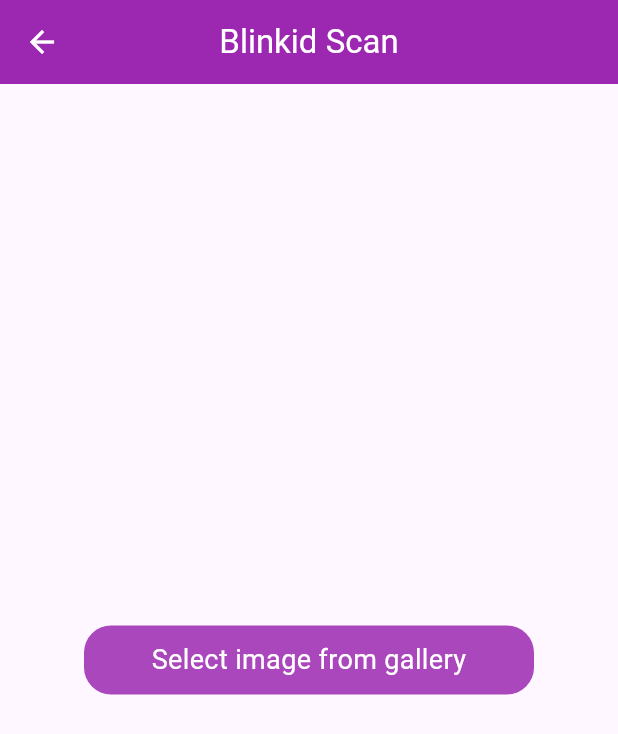
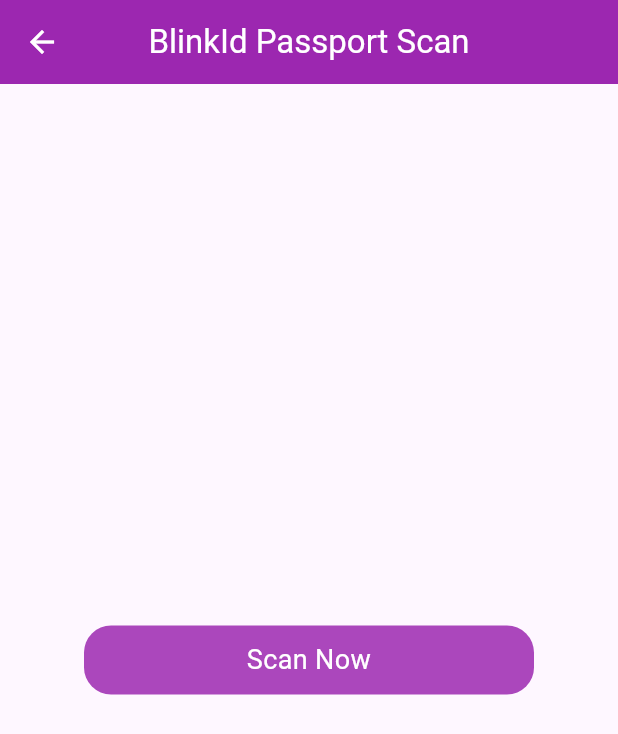
Before and after one commit to harispathan03/mrz-scanning, a Flutter app: the BlinkidPage screen opened directly, on a phone screen of 412 x 824 dp. Shown: the top 734 px of the screen. Run offline on Flutter 3.47's test engine with Material 3 defaults, Android fonts, the phone set to English and light mode, and no system bars; missing offline and left inert: blinkid_flutter.

Commit message:
Improved UI of blinkid passport scan page

```diff
--- a/lib/pages/blinkid_page.dart
+++ b/lib/pages/blinkid_page.dart
@@ -1,10 +1,24 @@
 import 'package:flutter/material.dart';
 import 'package:mrz/view_model/blinkid_viewmodel.dart';
+import 'package:mrz/widget/custom_detail_row.dart';
 import 'package:mrz/widget/custom_home_button.dart';
 import 'package:provider/provider.dart';
 
-class BlinkidPage extends StatelessWidget {
+class BlinkidPage extends StatefulWidget {
   const BlinkidPage({super.key});
+
+  @override
+  State<BlinkidPage> createState() => _BlinkidPageState();
+}
+
+class _BlinkidPageState extends State<BlinkidPage> {
+  late BlinkidViewModel viewModel;
+
+  @override
+  void initState() {
+    viewModel = context.read<BlinkidViewModel>();
+    super.initState();
+  }
 
   @override
   Widget build(BuildContext context) {
@@ -12,44 +26,61 @@ class BlinkidPage extends StatelessWidget {
       appBar: AppBar(
         foregroundColor: Colors.white,
         backgroundColor: Colors.purple.shade500,
-        title:
-            const Text("Blinkid Scan", style: TextStyle(color: Colors.white)),
+        title: const Text("BlinkId Passport Scan",
+            style: TextStyle(color: Colors.white)),
         centerTitle: true,
       ),
       body: Column(
         mainAxisAlignment: MainAxisAlignment.center,
+        crossAxisAlignment: CrossAxisAlignment.center,
         children: [
           Consumer<BlinkidViewModel>(
               builder: (context, model, child) => (model.documentNumber != "" &&
                       model.documentNumber.isNotEmpty)
-                  ? Column(
+                  ? Center(
+                      child: Column(
                         children: [
                           Text(
                             model.isVerified
-                              ? "Document is verified successfully!"
-                              : "Document verification failed!",
-                          style: const TextStyle(
-                              fontWeight: FontWeight.w500, fontSize: 20),
+                                ? "Passport is Valid"
+                                : "Passport is Invalid",
+                            style: TextStyle(
+                                fontWeight: FontWeight.w500,
+                                fontSize: 20,
+                                color: model.isVerified
+                                    ? Colors.green
+                                    : Colors.red),
                           ),
-                        Text("First Name: ${model.firstName}",
-                            style: const TextStyle(fontSize: 16)),
-                        Text("Last Name: ${model.lastName}",
-                            style: const TextStyle(fontSize: 16)),
-                        Text("Document Number: ${model.documentNumber}",
-                            style: const TextStyle(fontSize: 16)),
-                        Text("Gender: ${model.gender}",
-                            style: const TextStyle(fontSize: 16)),
-                        Text(model.dob, style: const TextStyle(fontSize: 16)),
-                        Text(model.doe, style: const TextStyle(fontSize: 16)),
+                          const SizedBox(height: 20),
+                          CustomDetailRow(
+                              propertyName: "First Name: ",
+                              value: model.firstName),
+                          CustomDetailRow(
+                              propertyName: "Last Name: ",
+                              value: model.lastName),
+                          CustomDetailRow(
+                              propertyName: "Passport Number: ",
+                              value: model.documentNumber),
+                          CustomDetailRow(
+                              propertyName: "Gender: ", value: model.gender),
+                          CustomDetailRow(
+                              propertyName: "Date of birth: ",
+                              value: viewModel
+                                  .fetchBirthDateFromString(model.dob)),
+                          CustomDetailRow(
+                              propertyName: "Date of expiry: ",
+                              value: viewModel
+                                  .fetchExpiryDateFromString(model.doe)),
                           const SizedBox(height: 20)
                         ],
+                      ),
                     )
                   : Container()),
           InkWell(
               onTap: () {
                 context.read<BlinkidViewModel>().scan(context);
               },
-              child: const CustomHomeButton(text: "Select image from gallery"))
+              child: const CustomHomeButton(text: "Scan Now"))
         ],
       ),
     );
--- a/lib/pages/home_page.dart
+++ b/lib/pages/home_page.dart
@@ -10,7 +10,7 @@ class HomePage extends StatelessWidget {
     return Scaffold(
       appBar: AppBar(
         backgroundColor: Colors.purple.shade500,
-        title: const Text("MRZ Scan", style: TextStyle(color: Colors.white)),
+        title: const Text("MRZ", style: TextStyle(color: Colors.white)),
         centerTitle: true,
       ),
       body: Column(
@@ -23,9 +23,9 @@ class HomePage extends StatelessWidget {
                 Navigator.of(context).push(MaterialPageRoute(
                     builder: (context) => const BlinkidPage()));
               },
-              child: const CustomHomeButton(text: "BlinkId")),
+              child: const CustomHomeButton(text: "BlinkId Passport Scan")),
           const SizedBox(height: 10),
-          const CustomHomeButton(text: "Google ML Kit"),
+          const CustomHomeButton(text: "Google ML Kit Passport Scan"),
           const SizedBox(height: 10),
         ],
       ),
--- /dev/null
+++ b/lib/view_model/google_ml_kit_viewmodel.dart
@@ -0,0 +1,5 @@
+import 'package:flutter/material.dart';
+
+class GoogleMlKitViewmodel extends ChangeNotifier {
+  //
+}
--- a/pubspec.yaml
+++ b/pubspec.yaml
@@ -37,6 +37,7 @@ dependencies:
   cupertino_icons: ^1.0.8
   provider: ^6.1.2
   blinkid_flutter: ^6.12.0
+  intl: ^0.20.0
 
 dev_dependencies:
   flutter_test:
```
Also changed, not shown: lib/pages/google_ml_kit_page.dart (added, +10 -0 lines), lib/view_model/blinkid_viewmodel.dart (+21 -0 lines), lib/widget/custom_detail_row.dart (added, +25 -0 lines), pubspec.lock. Lines whose indentation alone changed are shown as unchanged.
